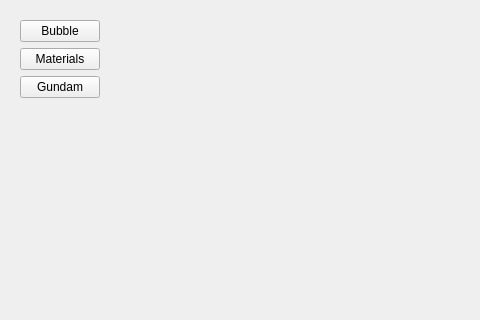
This is resources/widget/MayaPyHomeWidget/Widget.ui in cnbdragon/GundamPy as Qt 5 draws it before an edit; both pictures show x 0 to 480 and y 0 to 320 of the 608 by 422 pixel window. The edited form follows.
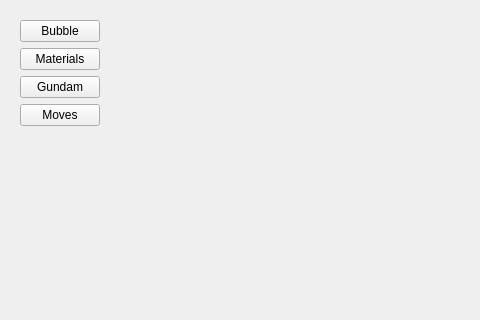
This is the edited form. Icons and pictures are not drawn.

```diff
--- a/resources/widget/MayaPyHomeWidget/Widget.ui
+++ b/resources/widget/MayaPyHomeWidget/Widget.ui
@@ -42,6 +42,13 @@
         </property>
        </widget>
       </item>
+      <item>
+       <widget class="QPushButton" name="movesBtn">
+        <property name="text">
+         <string>Moves</string>
+        </property>
+       </widget>
+      </item>
       <item>
        <spacer name="verticalSpacer">
         <property name="orientation">
```
